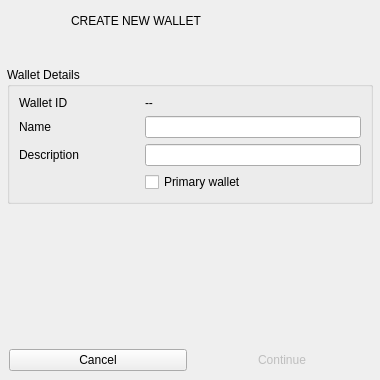
Old version of the form BlockSettleUILib/ManageEncryption/CreateWalletNewDialog.ui in the repository BlockSettle/common.
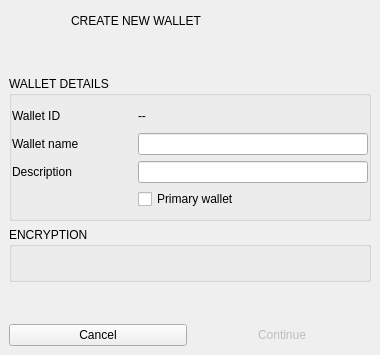
New version of the form. Icons and pictures are not drawn. Custom widgets are drawn as their Qt base class.

Commit message: terminal eid create wallet

```diff
--- a/BlockSettleUILib/ManageEncryption/CreateWalletNewDialog.ui
+++ b/BlockSettleUILib/ManageEncryption/CreateWalletNewDialog.ui
@@ -7,7 +7,7 @@
     <x>0</x>
     <y>0</y>
     <width>380</width>
-    <height>380</height>
+    <height>355</height>
    </rect>
   </property>
   <property name="windowTitle">
@@ -94,31 +94,25 @@
      <property name="minimumSize">
       <size>
        <width>0</width>
-       <height>0</height>
+       <height>100</height>
       </size>
      </property>
-     <layout class="QVBoxLayout" name="verticalLayout_3">
-      <property name="spacing">
-       <number>0</number>
-      </property>
-      <property name="leftMargin">
-       <number>7</number>
-      </property>
-      <property name="topMargin">
-       <number>0</number>
-      </property>
-      <property name="rightMargin">
-       <number>7</number>
-      </property>
-      <property name="bottomMargin">
-       <number>10</number>
-      </property>
+     <layout class="QVBoxLayout" name="verticalLayout_4">
       <item>
        <widget class="QGroupBox" name="groupBox">
         <property name="title">
-         <string>Wallet Details</string>
+         <string>WALLET DETAILS</string>
         </property>
         <layout class="QGridLayout" name="gridLayout">
+         <property name="leftMargin">
+          <number>0</number>
+         </property>
+         <property name="topMargin">
+          <number>9</number>
+         </property>
+         <property name="rightMargin">
+          <number>0</number>
+         </property>
          <item row="3" column="1">
           <widget class="QCheckBox" name="checkBoxPrimaryWallet">
            <property name="enabled">
@@ -147,7 +141,7 @@
             </size>
            </property>
            <property name="text">
-            <string>Name</string>
+            <string>Wallet name</string>
            </property>
           </widget>
          </item>
@@ -188,6 +182,24 @@
          </item>
          <item row="0" column="1">
           <widget class="QLabel" name="labelWalletId">
+           <property name="sizePolicy">
+            <sizepolicy hsizetype="Preferred" vsizetype="Fixed">
+             <horstretch>0</horstretch>
+             <verstretch>0</verstretch>
+            </sizepolicy>
+           </property>
+           <property name="minimumSize">
+            <size>
+             <width>0</width>
+             <height>22</height>
+            </size>
+           </property>
+           <property name="maximumSize">
+            <size>
+             <width>16777215</width>
+             <height>22</height>
+            </size>
+           </property>
            <property name="text">
             <string>--</string>
            </property>
@@ -196,9 +208,24 @@
         </layout>
        </widget>
       </item>
-     </layout>
-    </widget>
-   </item>
+      <item>
+       <widget class="QGroupBox" name="groupBox_2">
+        <property name="title">
+         <string>ENCRYPTION</string>
+        </property>
+        <layout class="QVBoxLayout" name="verticalLayout_2">
+         <property name="spacing">
+          <number>0</number>
+         </property>
+         <property name="leftMargin">
+          <number>0</number>
+         </property>
+         <property name="topMargin">
+          <number>0</number>
+         </property>
+         <property name="rightMargin">
+          <number>0</number>
+         </property>
    <item>
     <widget class="WalletKeysCreateNewWidget" name="widgetCreateKeys" native="true">
      <property name="minimumSize">
@@ -209,6 +236,9 @@
      </property>
     </widget>
    </item>
+        </layout>
+       </widget>
+      </item>
    <item>
     <spacer name="verticalSpacer">
      <property name="orientation">
@@ -217,10 +247,13 @@
      <property name="sizeHint" stdset="0">
       <size>
        <width>0</width>
-       <height>0</height>
+          <height>10</height>
       </size>
      </property>
     </spacer>
+      </item>
+     </layout>
+    </widget>
    </item>
    <item>
     <widget class="QWidget" name="widget" native="true">
```
Left out of the diff: 4 changed lines with no effect on the pictures. Lines whose indentation alone changed are shown as unchanged. The commit also changes 14 other files.
